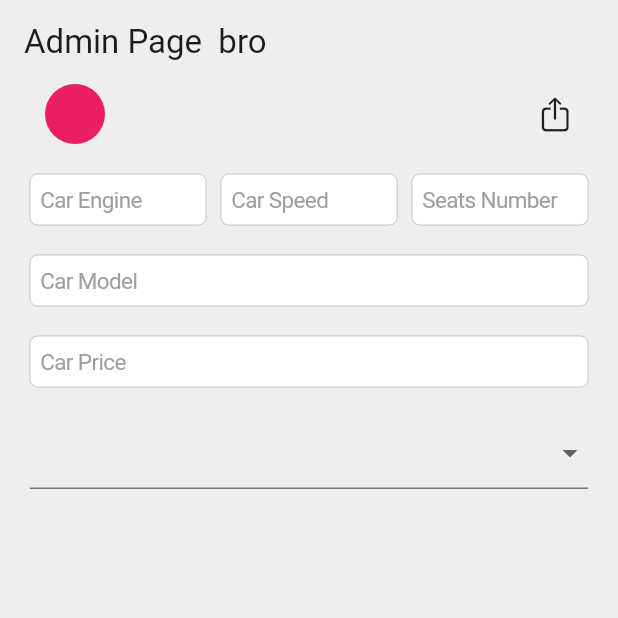
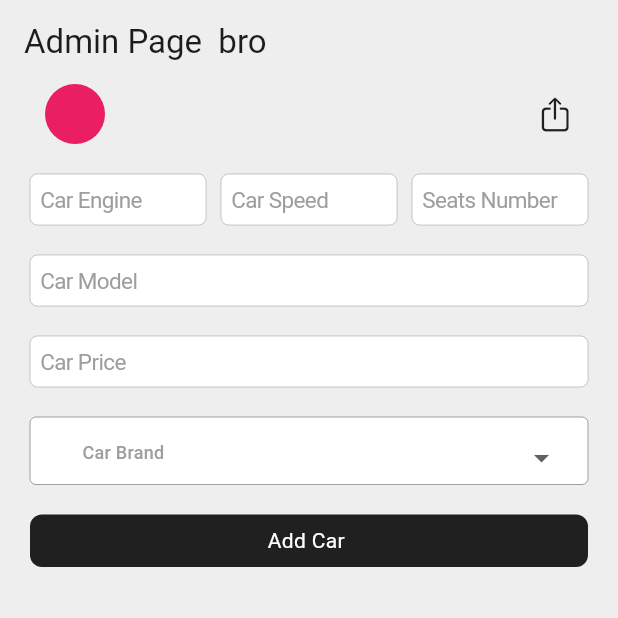
Before and after one commit to MustafaAlneami/CARMART, a Flutter app: the screen it shows after launch, on a phone screen of 412 x 824 dp, the top half of it. Run offline on Flutter 3.47's test engine with Material 3 defaults, Android fonts, the phone set to English and light mode, and no system bars; our stand-ins replace dropdown_button2, firebase_core; accounts and stored records are empty.

Commit message:
Start cooking something

```diff
--- a/lib/features/admin/admin_page.dart
+++ b/lib/features/admin/admin_page.dart
@@ -1,3 +1,4 @@
+import 'package:carmart/core/components/custom_button.dart';
 import 'package:carmart/core/components/custom_container.dart';
 import 'package:carmart/core/components/custom_text_field.dart';
 import 'package:carmart/features/admin/widgets/custom_dropdown_item.dart';
@@ -110,6 +111,22 @@ class _AdminPageViewState extends State<AdminPageView> {
                 });
               },
             ),
+            SizedBox(
+              height: 20,
+            ),
+            CustomButton(
+              onTap: () {},
+              width: double.infinity,
+              height: 35,
+              color: Colors.black87,
+              radius: 8,
+              child: Center(
+                child: Text(
+                  'Add Car ',
+                  style: TextStyle(color: Colors.white),
+                ),
+              ),
+            )
           ],
         ),
       ),
--- a/lib/features/admin/widgets/custom_dropdown_item.dart
+++ b/lib/features/admin/widgets/custom_dropdown_item.dart
@@ -17,10 +17,26 @@ class CustomDropdownItem extends StatelessWidget {
 
   @override
   Widget build(BuildContext context) {
-    return DropdownButtonFormField2(
-      items: items,
-      validator: (value) => value == null ? valid : null,
-      onChanged: onChanged,
+    return SizedBox(
+      height: 45,
+      child: DropdownButtonFormField2(
+        items: items,
+        validator: (value) => value == null ? valid : null,
+        onChanged: onChanged,
+        hint: Text(
+          hint,
+          style: TextStyle(color: Colors.grey, fontSize: 12),
+        ),
+        iconStyleData: IconStyleData(icon: Icon(Icons.arrow_drop_down)),
+        decoration: InputDecoration(
+          hintStyle: TextStyle(color: Colors.grey),
+          contentPadding: EdgeInsets.all(15),
+          filled: true,
+          fillColor: Colors.white,
+          enabledBorder: OutlineInputBorder(
+              borderSide: BorderSide(color: Colors.grey, width: 0)),
+        ),
+      ),
     );
   }
 }
```
